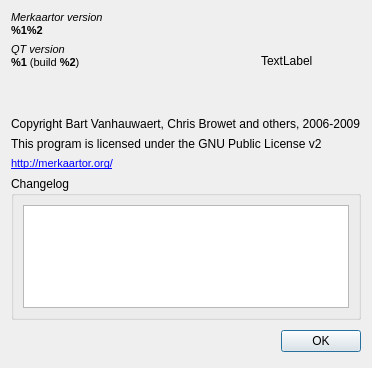
The window that src/AboutDialog.ui (openstreetmap/merkaartor) describes before a commit, drawn with Qt 5.
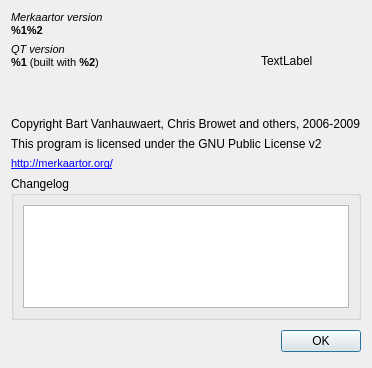
The same window after the commit.

Patch:
```diff
--- a/src/AboutDialog.ui
+++ b/src/AboutDialog.ui
@@ -37,7 +37,7 @@
 p, li { white-space: pre-wrap; }
 &lt;/style>&lt;/head>&lt;body style=" font-family:'MS Shell Dlg 2'; font-size:8.25pt; font-weight:400; font-style:normal;">
 &lt;p style=" margin-top:0px; margin-bottom:0px; margin-left:0px; margin-right:0px; -qt-block-indent:0; text-indent:0px; font-size:8pt;">&lt;span style=" font-style:italic;">QT version&lt;/span> &lt;/p>
-&lt;p style=" margin-top:0px; margin-bottom:0px; margin-left:0px; margin-right:0px; -qt-block-indent:0; text-indent:0px; font-size:8pt;">&lt;span style=" font-weight:600;">%1&lt;/span> (build &lt;span style=" font-weight:600;">%2&lt;/span>)&lt;/p>&lt;/body>&lt;/html></string>
+&lt;p style=" margin-top:0px; margin-bottom:0px; margin-left:0px; margin-right:0px; -qt-block-indent:0; text-indent:0px; font-size:8pt;">&lt;span style=" font-weight:600;">%1&lt;/span> (built with &lt;span style=" font-weight:600;">%2&lt;/span>)&lt;/p>&lt;/body>&lt;/html></string>
          </property>
         </widget>
        </item>
```
